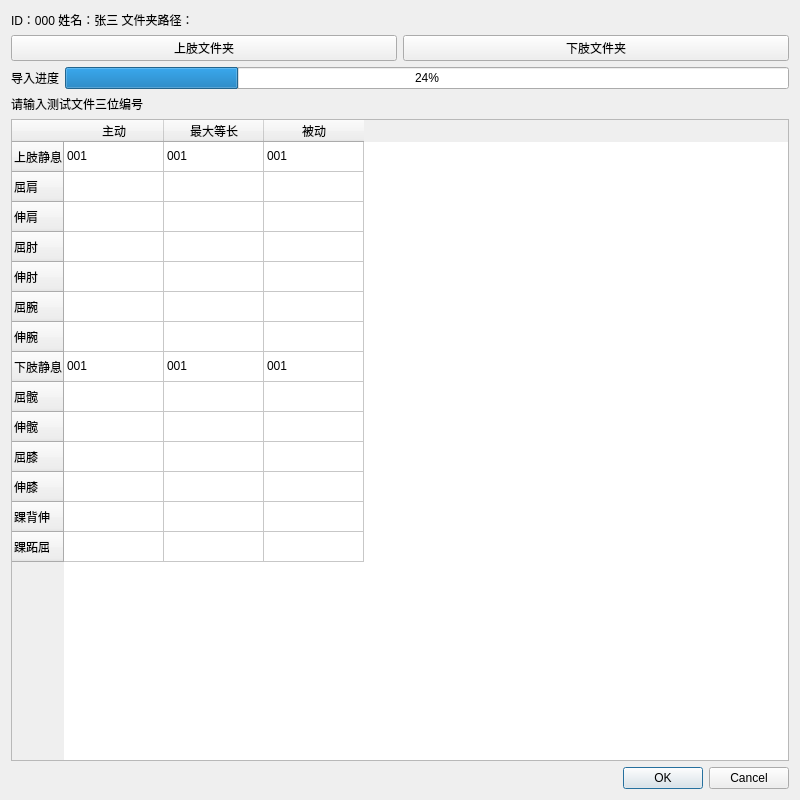
The window that code/ui_design/t_file_cfg.ui (wangzhengtao1993/MotorAbilityAnalysis) describes before a commit, drawn with Qt 5.
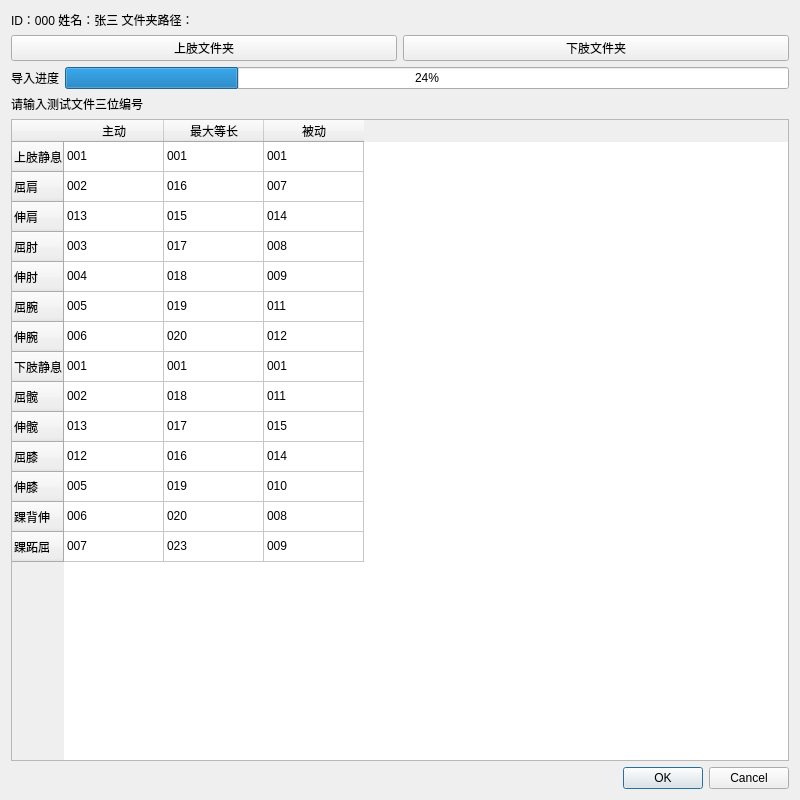
The same window after the commit.

```diff
--- a/code/ui_design/t_file_cfg.ui
+++ b/code/ui_design/t_file_cfg.ui
@@ -192,92 +192,92 @@
      </item>
      <item row="1" column="0">
       <property name="text">
-       <string/>
+       <string>002</string>
       </property>
      </item>
      <item row="1" column="1">
       <property name="text">
-       <string/>
+       <string>016</string>
       </property>
      </item>
      <item row="1" column="2">
       <property name="text">
-       <string/>
+       <string>007</string>
       </property>
      </item>
      <item row="2" column="0">
       <property name="text">
-       <string/>
+       <string>013</string>
       </property>
      </item>
      <item row="2" column="1">
       <property name="text">
-       <string/>
+       <string>015</string>
       </property>
      </item>
      <item row="2" column="2">
       <property name="text">
-       <string/>
+       <string>014</string>
       </property>
      </item>
      <item row="3" column="0">
       <property name="text">
-       <string/>
+       <string>003</string>
       </property>
      </item>
      <item row="3" column="1">
       <property name="text">
-       <string/>
+       <string>017</string>
       </property>
      </item>
      <item row="3" column="2">
       <property name="text">
-       <string/>
+       <string>008</string>
       </property>
      </item>
      <item row="4" column="0">
       <property name="text">
-       <string/>
+       <string>004</string>
       </property>
      </item>
      <item row="4" column="1">
       <property name="text">
-       <string/>
+       <string>018</string>
       </property>
      </item>
      <item row="4" column="2">
       <property name="text">
-       <string/>
+       <string>009</string>
       </property>
      </item>
      <item row="5" column="0">
       <property name="text">
-       <string/>
+       <string>005</string>
       </property>
      </item>
      <item row="5" column="1">
       <property name="text">
-       <string/>
+       <string>019</string>
       </property>
      </item>
      <item row="5" column="2">
       <property name="text">
-       <string/>
+       <string>011</string>
       </property>
      </item>
      <item row="6" column="0">
       <property name="text">
-       <string/>
+       <string>006</string>
       </property>
      </item>
      <item row="6" column="1">
       <property name="text">
-       <string/>
+       <string>020</string>
       </property>
      </item>
      <item row="6" column="2">
       <property name="text">
-       <string/>
+       <string>012</string>
       </property>
      </item>
      <item row="7" column="0">
@@ -297,92 +297,92 @@
      </item>
      <item row="8" column="0">
       <property name="text">
-       <string/>
+       <string>002</string>
       </property>
      </item>
      <item row="8" column="1">
       <property name="text">
-       <string/>
+       <string>018</string>
       </property>
      </item>
      <item row="8" column="2">
       <property name="text">
-       <string/>
+       <string>011</string>
       </property>
      </item>
      <item row="9" column="0">
       <property name="text">
-       <string/>
+       <string>013</string>
       </property>
      </item>
      <item row="9" column="1">
       <property name="text">
-       <string/>
+       <string>017</string>
       </property>
      </item>
      <item row="9" column="2">
       <property name="text">
-       <string/>
+       <string>015</string>
       </property>
      </item>
      <item row="10" column="0">
       <property name="text">
-       <string/>
+       <string>012</string>
       </property>
      </item>
      <item row="10" column="1">
       <property name="text">
-       <string/>
+       <string>016</string>
       </property>
      </item>
      <item row="10" column="2">
       <property name="text">
-       <string/>
+       <string>014</string>
       </property>
      </item>
      <item row="11" column="0">
       <property name="text">
-       <string/>
+       <string>005</string>
       </property>
      </item>
      <item row="11" column="1">
       <property name="text">
-       <string/>
+       <string>019</string>
       </property>
      </item>
      <item row="11" column="2">
       <property name="text">
-       <string/>
+       <string>010</string>
       </property>
      </item>
      <item row="12" column="0">
       <property name="text">
-       <string/>
+       <string>006</string>
       </property>
      </item>
      <item row="12" column="1">
       <property name="text">
-       <string/>
+       <string>020</string>
       </property>
      </item>
      <item row="12" column="2">
       <property name="text">
-       <string/>
+       <string>008</string>
       </property>
      </item>
      <item row="13" column="0">
       <property name="text">
-       <string/>
+       <string>007</string>
       </property>
      </item>
      <item row="13" column="1">
       <property name="text">
-       <string/>
+       <string>023</string>
       </property>
      </item>
      <item row="13" column="2">
       <property name="text">
-       <string/>
+       <string>009</string>
       </property>
      </item>
     </widget>
```
